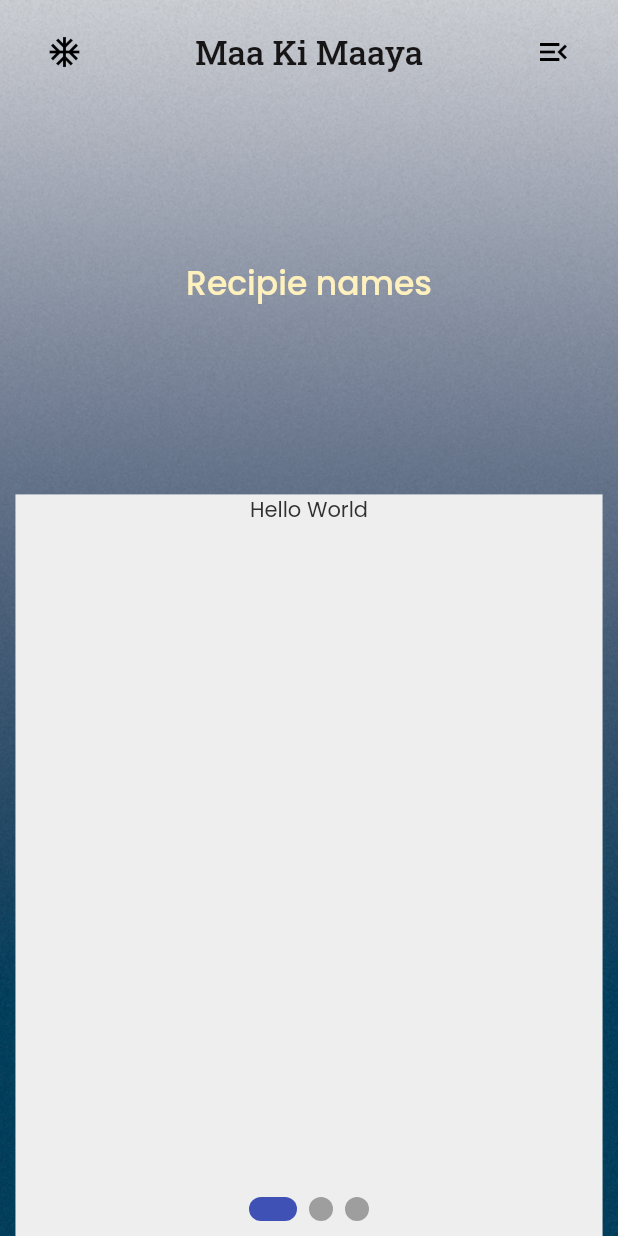
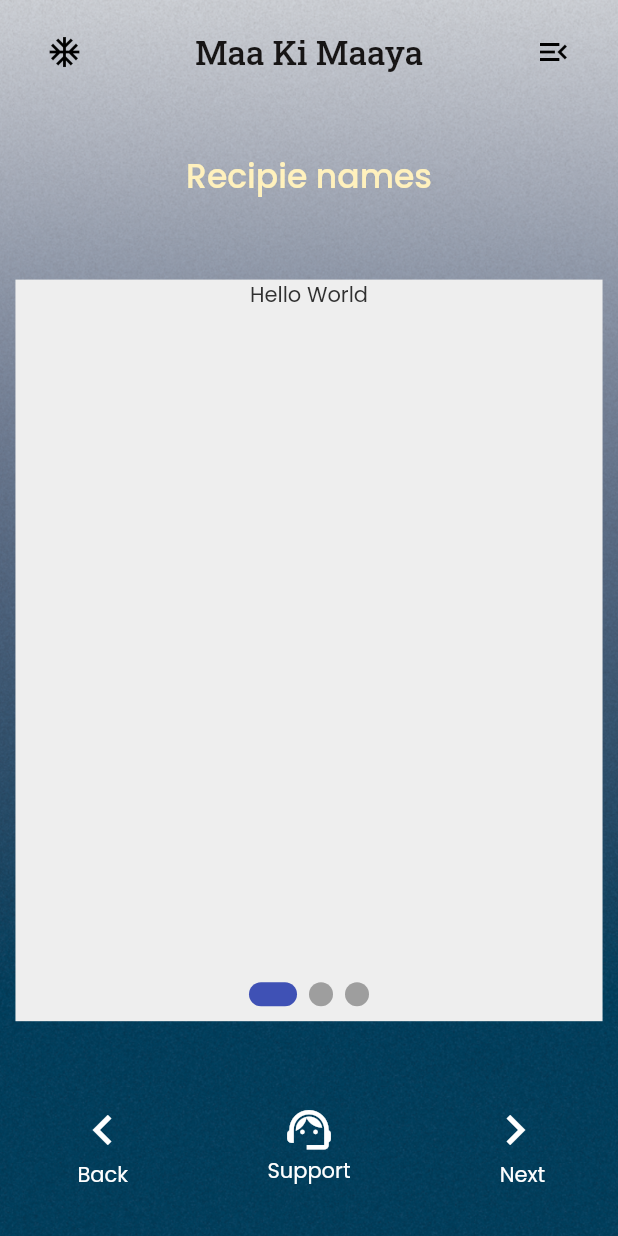
Before and after one commit to subramanyanavada123/rubix22-65-optimise-prime, a Flutter app: the RecipietempWidget screen opened directly, on a phone screen of 412 x 824 dp. Run offline on Flutter 3.47's test engine with Material 2 defaults, Android fonts, the phone set to English and light mode, and no system bars; drawn by our look-alikes of smooth_page_indicator; our stand-ins replace auto_size_text, font_awesome_flutter, google_fonts, page_transition, timeago; missing offline and left inert: json_path.

Commit message:
Updating to latest FlutterFlow output.

```diff
--- a/lib/recipie/recipie_widget.dart
+++ b/lib/recipie/recipie_widget.dart
@@ -24,7 +24,7 @@ class _RecipieWidgetState extends State<RecipieWidget> {
           width: MediaQuery.of(context).size.width,
           height: MediaQuery.of(context).size.height * 1,
           decoration: BoxDecoration(
-            color: FlutterFlowTheme.tertiaryColor,
+            color: Color(0xFFEEEEEE),
             image: DecorationImage(
               fit: BoxFit.cover,
               image: Image.asset(
--- a/lib/recipietemp/recipietemp_widget.dart
+++ b/lib/recipietemp/recipietemp_widget.dart
@@ -187,6 +187,80 @@ class _RecipietempWidgetState extends State<RecipietempWidget> {
                       ),
                     ],
                   ),
+                  Padding(
+                    padding: EdgeInsetsDirectional.fromSTEB(0, 0, 0, 30),
+                    child: Row(
+                      mainAxisSize: MainAxisSize.max,
+                      mainAxisAlignment: MainAxisAlignment.spaceEvenly,
+                      crossAxisAlignment: CrossAxisAlignment.center,
+                      children: [
+                        Padding(
+                          padding: EdgeInsetsDirectional.fromSTEB(0, 0, 50, 0),
+                          child: Column(
+                            mainAxisSize: MainAxisSize.max,
+                            children: [
+                              Icon(
+                                Icons.chevron_left,
+                                color: FlutterFlowTheme.tertiaryColor,
+                                size: 40,
+                              ),
+                              Text(
+                                'Back',
+                                style: FlutterFlowTheme.bodyText1.override(
+                                  fontFamily: 'Poppins',
+                                  color: FlutterFlowTheme.tertiaryColor,
+                                ),
+                              ),
+                            ],
+                          ),
+                        ),
+                        Column(
+                          mainAxisSize: MainAxisSize.max,
+                          children: [
+                            Padding(
+                              padding:
+                                  EdgeInsetsDirectional.fromSTEB(50, 0, 50, 0),
+                              child: Icon(
+                                Icons.support_agent_outlined,
+                                color: FlutterFlowTheme.tertiaryColor,
+                                size: 35,
+                              ),
+                            ),
+                            Text(
+                              'Support',
+                              style: FlutterFlowTheme.bodyText1.override(
+                                fontFamily: 'Poppins',
+                                color: FlutterFlowTheme.tertiaryColor,
+                              ),
+                            ),
+                          ],
+                        ),
+                        Column(
+                          mainAxisSize: MainAxisSize.max,
+                          mainAxisAlignment: MainAxisAlignment.end,
+                          crossAxisAlignment: CrossAxisAlignment.end,
+                          children: [
+                            Padding(
+                              padding:
+                                  EdgeInsetsDirectional.fromSTEB(50, 0, 0, 0),
+                              child: Icon(
+                                Icons.navigate_next,
+                                color: FlutterFlowTheme.tertiaryColor,
+                                size: 40,
+                              ),
+                            ),
+                            Text(
+                              'Next',
+                              style: FlutterFlowTheme.bodyText1.override(
+                                fontFamily: 'Poppins',
+                                color: FlutterFlowTheme.tertiaryColor,
+                              ),
+                            ),
+                          ],
+                        ),
+                      ],
+                    ),
+                  ),
                 ],
               ),
             ],
```
Also changed, not shown: lib/components/recipie_component_widget.dart (+1 -22 lines), lib/flutter_flow/flutter_flow_icon_button.dart (deleted, +0 -49 lines).
